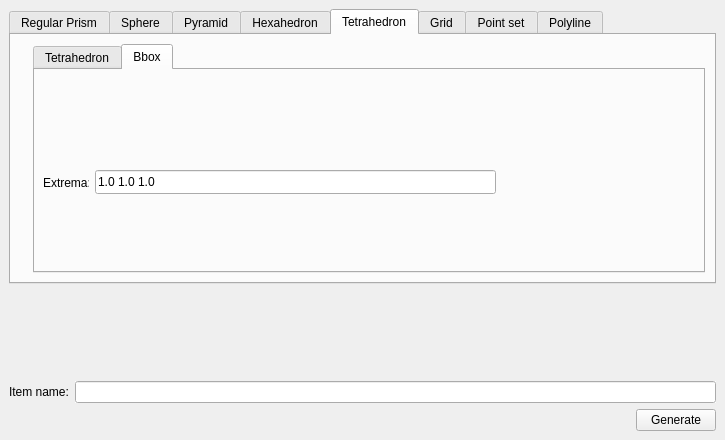
CGAL/cgal, file Polyhedron/demo/Polyhedron/Plugins/PCA/Basic_generator_widget.ui: the form before one commit.
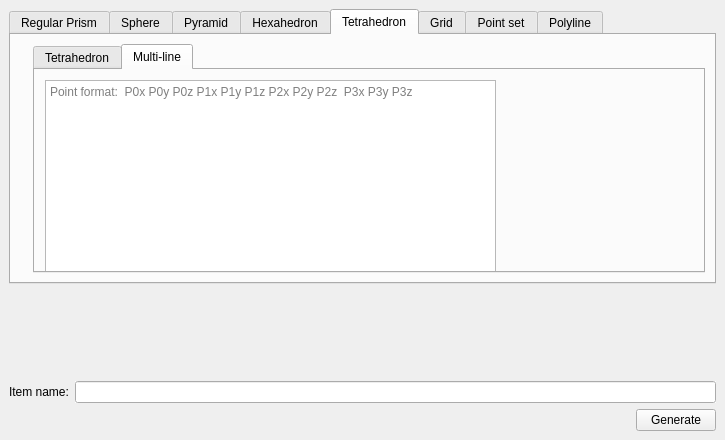
The form after the commit. Icons and pictures are not drawn. Custom widgets are drawn as their Qt base class.

Commit message: made multi line input and added tetrahedron generation

```diff
--- a/Polyhedron/demo/Polyhedron/Plugins/PCA/Basic_generator_widget.ui
+++ b/Polyhedron/demo/Polyhedron/Plugins/PCA/Basic_generator_widget.ui
@@ -856,35 +856,38 @@
             </widget>
             <widget class="QWidget" name="tetraTab">
              <attribute name="title">
-              <string>Bbox</string>
+              <string>Multi-line</string>
              </attribute>
-             <widget class="QLabel" name="label_33">
+             <widget class="QTextEdit" name="point_textEdit_2">
               <property name="geometry">
                <rect>
-                <x>8</x>
-                <y>9</y>
-                <width>46</width>
-                <height>207</height>
+                <x>10</x>
+                <y>10</y>
+                <width>451</width>
+                <height>201</height>
                </rect>
               </property>
-              <property name="toolTip">
-               <string>&lt;html&gt;&lt;head/&gt;&lt;body&gt;&lt;p&gt;Coordinates of the minimum and the maximum of the Bbox.&lt;/p&gt;&lt;/body&gt;&lt;/html&gt;</string>
+              <property name="sizePolicy">
+               <sizepolicy hsizetype="MinimumExpanding" vsizetype="MinimumExpanding">
+                <horstretch>0</horstretch>
+                <verstretch>0</verstretch>
+               </sizepolicy>
               </property>
-              <property name="text">
-               <string>Extrema:</string>
+              <property name="html">
+               <string>&lt;!DOCTYPE HTML PUBLIC &quot;-//W3C//DTD HTML 4.0//EN&quot; &quot;http://www.w3.org/TR/REC-html40/strict.dtd&quot;&gt;
+&lt;html&gt;&lt;head&gt;&lt;meta name=&quot;qrichtext&quot; content=&quot;1&quot; /&gt;&lt;meta charset=&quot;utf-8&quot; /&gt;&lt;style type=&quot;text/css&quot;&gt;
+p, li { white-space: pre-wrap; }
+hr { height: 1px; border-width: 0; }
+li.unchecked::marker { content: &quot;\2610&quot;; }
+li.checked::marker { content: &quot;\2612&quot;; }
+&lt;/style&gt;&lt;/head&gt;&lt;body style=&quot; font-family:'Segoe UI'; font-size:9pt; font-weight:400; font-style:normal;&quot;&gt;
+&lt;p style=&quot;-qt-paragraph-type:empty; margin-top:0px; margin-bottom:0px; margin-left:0px; margin-right:0px; -qt-block-indent:0; text-indent:0px; font-family:'Sans Serif'; font-size:10pt;&quot;&gt;&lt;br /&gt;&lt;/p&gt;&lt;/body&gt;&lt;/html&gt;</string>
               </property>
-             </widget>
-             <widget class="QLineEdit" name="extremaEdit_2">
-              <property name="geometry">
-               <rect>
-                <x>60</x>
-                <y>100</y>
-                <width>401</width>
-                <height>24</height>
-               </rect>
+              <property name="overwriteMode">
+               <bool>false</bool>
               </property>
-              <property name="text">
-               <string>1.0 1.0 1.0</string>
+              <property name="placeholderText">
+               <string notr="true">Point format:  P0x P0y P0z P1x P1y P1z P2x P2y P2z  P3x P3y P3z </string>
               </property>
              </widget>
             </widget>
```
The commit also changes 1 other file.
